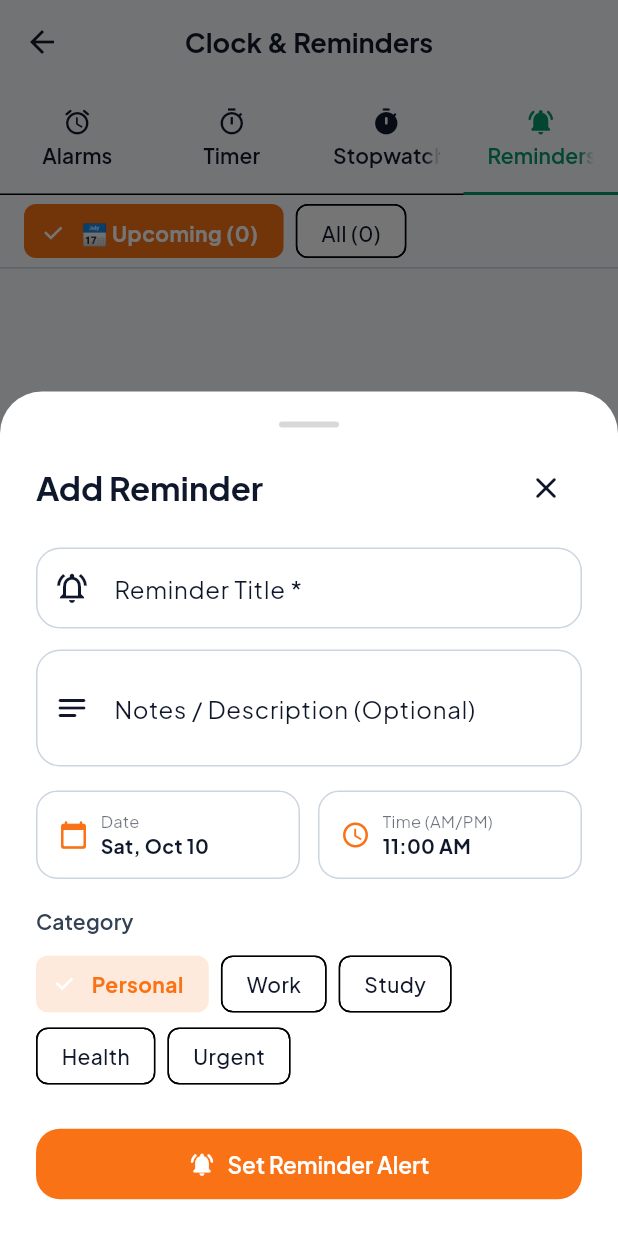
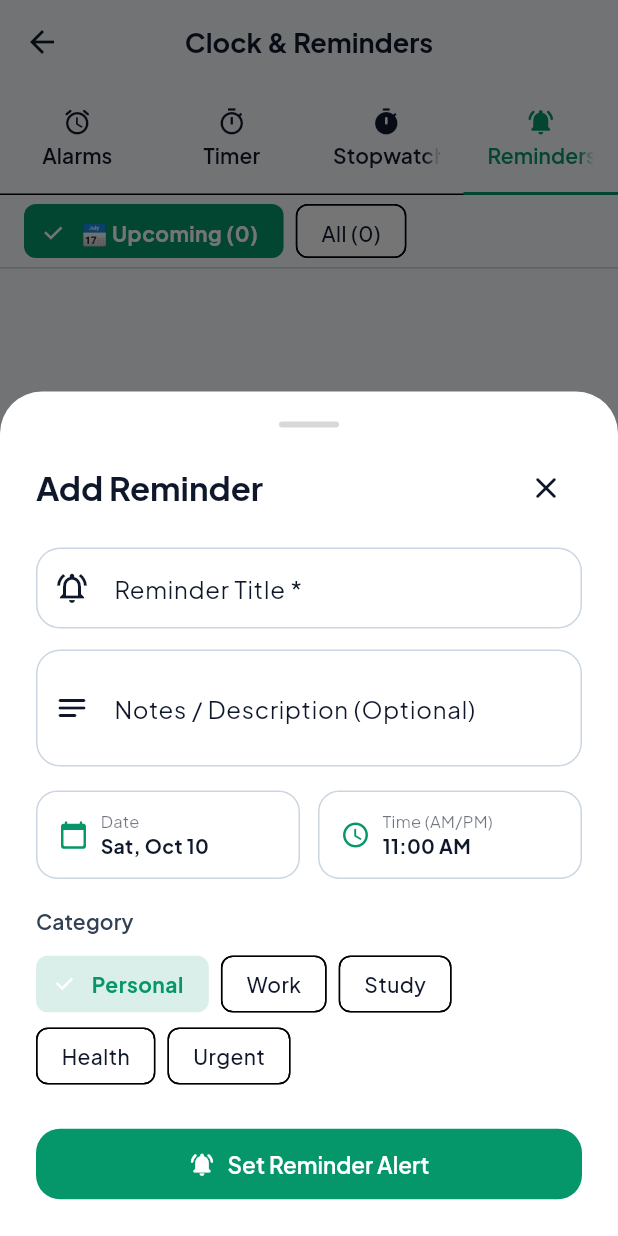
Before and after one commit to VIKASMS005/Personal-Development-App, a Flutter app: the AlarmScreen screen opened directly, tab 4 chosen, after a tap on "Add Reminder", on a phone screen of 412 x 824 dp. Run offline on Flutter 3.47's test engine with Material 3 defaults, Android fonts, the phone set to English and light mode, and no system bars; our stand-ins replace file_picker, flutter_animate, flutter_dotenv, flutter_local_notifications, google_fonts, google_generative_ai and 6 more; missing offline and left inert: flutter_ringtone_player, health; accounts and stored records are empty; network calls fail.

Commit message:
Minor UI fix
Co-Authored-By: Claude Opus 5.5 (1M context) <noreply@anthropic.com>
Claude-Session: https://claude.ai/code/session_01R4jnukYZdyH3PVMbzaj8Xq

```diff
--- a/lib/screens/alarm_screen.dart
+++ b/lib/screens/alarm_screen.dart
@@ -98,7 +98,7 @@ class _AlarmScreenState extends State<AlarmScreen>
   Widget? _buildFab(AuthProvider auth, ReminderProvider reminderProv, AlarmProvider alarmProv) {
     if (_tabController.index == 0) {
       return FloatingActionButton(
-        backgroundColor: AppColors.alarm,
+        backgroundColor: AppColors.primary,
         foregroundColor: Colors.white,
         tooltip: 'Add New Alarm',
         child: const Icon(Icons.alarm_add_rounded),
@@ -106,7 +106,7 @@ class _AlarmScreenState extends State<AlarmScreen>
       );
     } else if (_tabController.index == 3) {
       return FloatingActionButton(
-        backgroundColor: AppColors.alarm,
+        backgroundColor: AppColors.primary,
         foregroundColor: Colors.white,
         tooltip: 'Add New Reminder',
         child: const Icon(Icons.add_alert_rounded),
@@ -136,10 +136,10 @@ class _AlarmScreenState extends State<AlarmScreen>
               Container(
                 padding: const EdgeInsets.all(24),
                 decoration: BoxDecoration(
-                  color: AppColors.alarm.withValues(alpha: 0.12),
+                  color: AppColors.primary.withValues(alpha: 0.12),
                   shape: BoxShape.circle,
                 ),
-                child: const Icon(Icons.alarm_outlined, size: 52, color: AppColors.alarm),
+                child: const Icon(Icons.alarm_outlined, size: 52, color: AppColors.primary),
               ),
               const SizedBox(height: 16),
               Text(
@@ -159,7 +159,7 @@ class _AlarmScreenState extends State<AlarmScreen>
                 icon: const Icon(Icons.alarm_add_rounded),
                 label: const Text('Add Alarm'),
                 style: ElevatedButton.styleFrom(
-                  backgroundColor: AppColors.alarm,
+                  backgroundColor: AppColors.primary,
                   foregroundColor: Colors.white,
                 ),
                 onPressed: () => _showAlarmDialog(context, auth, alarmProv),
@@ -189,14 +189,14 @@ class _AlarmScreenState extends State<AlarmScreen>
                     Container(
                       padding: const EdgeInsets.all(10),
                       decoration: BoxDecoration(
-                        color: (alarm.isEnabled ? AppColors.alarm : theme.dividerColor)
+                        color: (alarm.isEnabled ? AppColors.primary : theme.dividerColor)
                             .withValues(alpha: 0.15),
                         shape: BoxShape.circle,
                       ),
                       child: Icon(
                         Icons.alarm_rounded,
                         color: alarm.isEnabled
-                            ? AppColors.alarm
+                            ? AppColors.primary
                             : theme.colorScheme.onSurface.withValues(alpha: 0.4),
                         size: 24,
                       ),
@@ -233,7 +233,7 @@ class _AlarmScreenState extends State<AlarmScreen>
                                   fontSize: 12,
                                   fontWeight: FontWeight.w700,
                                   color: alarm.isEnabled
-                                      ? AppColors.alarm
+                                      ? AppColors.primary
                                       : theme.colorScheme.onSurface.withValues(alpha: 0.5),
                                 ),
                               ),
@@ -260,7 +260,7 @@ class _AlarmScreenState extends State<AlarmScreen>
                           scale: 0.85,
                           child: Switch(
                             value: alarm.isEnabled,
-                            activeTrackColor: AppColors.alarm.withValues(alpha: 0.5),
+                            activeTrackColor: AppColors.primary.withValues(alpha: 0.5),
                             onChanged: (_) async {
                               await alarmProv.toggleAlarm(alarm);
                             },
@@ -414,14 +414,14 @@ class _AlarmScreenState extends State<AlarmScreen>
                       child: Container(
                         padding: const EdgeInsets.symmetric(vertical: 18, horizontal: 16),
                         decoration: BoxDecoration(
-                          color: AppColors.alarm.withValues(alpha: 0.1),
+                          color: AppColors.primary.withValues(alpha: 0.1),
                           borderRadius: BorderRadius.circular(16),
-                          border: Border.all(color: AppColors.alarm.withValues(alpha: 0.3)),
+                          border: Border.all(color: AppColors.primary.withValues(alpha: 0.3)),
                         ),
                         child: Row(
                           mainAxisAlignment: MainAxisAlignment.center,
                           children: [
-                            const Icon(Icons.access_time_rounded, color: AppColors.alarm, size: 28),
+                            const Icon(Icons.access_time_rounded, color: AppColors.primary, size: 28),
                             const SizedBox(width: 12),
                             Text(
                               AppTimePicker.format(modalCtx, selectedTime),
@@ -465,7 +465,7 @@ class _AlarmScreenState extends State<AlarmScreen>
                         return FilterChip(
                           label: Text(dayLabels[idx]),
                           selected: isSelected,
-                          selectedColor: AppColors.alarm,
+                          selectedColor: AppColors.primary,
                           labelStyle: TextStyle(
                             color: isSelected ? Colors.white : theme.colorScheme.onSurface,
                             fontWeight: isSelected ? FontWeight.w700 : FontWeight.w500,
@@ -516,7 +516,7 @@ class _AlarmScreenState extends State<AlarmScreen>
                       height: 50,
                       child: ElevatedButton.icon(
                         style: ElevatedButton.styleFrom(
-                          backgroundColor: AppColors.alarm,
+                          backgroundColor: AppColors.primary,
                           foregroundColor: Colors.white,
                           shape: RoundedRectangleBorder(borderRadius: BorderRadius.circular(16)),
                         ),
@@ -879,7 +879,7 @@ class _AlarmScreenState extends State<AlarmScreen>
             color: theme.colorScheme.surface,
             borderRadius: BorderRadius.circular(24),
             border: Border.all(
-              color: _stopwatch.isRunning ? AppColors.secondary : theme.dividerColor,
+              color: _stopwatch.isRunning ? AppColors.primary : theme.dividerColor,
               width: 2,
             ),
           ),
@@ -900,7 +900,7 @@ class _AlarmScreenState extends State<AlarmScreen>
           children: [
             ElevatedButton.icon(
               style: ElevatedButton.styleFrom(
-                backgroundColor: _stopwatch.isRunning ? AppColors.error : AppColors.secondary,
+                backgroundColor: _stopwatch.isRunning ? AppColors.error : AppColors.primary,
                 foregroundColor: Colors.white,
                 padding: const EdgeInsets.symmetric(horizontal: 24, vertical: 14),
               ),
@@ -967,7 +967,7 @@ class _AlarmScreenState extends State<AlarmScreen>
                                 fontFamily: 'monospace',
                                 fontSize: 16,
                                 fontWeight: FontWeight.w700,
-                                color: AppColors.secondary,
+                                color: AppColors.primary,
                               ),
                             ),
                           ],
@@ -1010,7 +1010,7 @@ class _AlarmScreenState extends State<AlarmScreen>
                 child: FilterChip(
                   label: Text(filterLabels[i]),
                   selected: isSelected,
-                  selectedColor: AppColors.alarm,
+                  selectedColor: AppColors.primary,
                   labelStyle: TextStyle(
                     color: isSelected ? Colors.white : null,
                     fontWeight: isSelected ? FontWeight.w700 : FontWeight.w500,
@@ -1036,13 +1036,13 @@ class _AlarmScreenState extends State<AlarmScreen>
                         Container(
                           padding: const EdgeInsets.all(20),
                           decoration: BoxDecoration(
-                            color: AppColors.alarm.withValues(alpha: 0.12),
+                            color: AppColors.primary.withValues(alpha: 0.12),
                             shape: BoxShape.circle,
                           ),
                           child: const Icon(
                             Icons.notifications_active_outlined,
                             size: 48,
-                            color: AppColors.alarm,
+                            color: AppColors.primary,
                           ),
                         ),
                         const SizedBox(height: 16),
@@ -1065,7 +1065,7 @@ class _AlarmScreenState extends State<AlarmScreen>
                           icon: const Icon(Icons.add_alert_rounded),
                           label: const Text('Add Reminder'),
                           style: ElevatedButton.styleFrom(
-                            backgroundColor: AppColors.alarm,
+                            backgroundColor: AppColors.primary,
                             foregroundColor: Colors.white,
                           ),
                           onPressed: () async {
@@ -1088,7 +1088,7 @@ class _AlarmScreenState extends State<AlarmScreen>
                     final isPast = r.dateTime.isBefore(DateTime.now()) && !r.isCompleted;
                     final isTask = r.id.startsWith('task_');
 
-                    Color catColor = AppColors.alarm;
+                    Color catColor = AppColors.primary;
                     IconData catIcon = Icons.notifications_active_rounded;
                     if (r.category == 'Work') {
                       catColor = AppColors.secondary;
@@ -1211,7 +1211,7 @@ class _AlarmScreenState extends State<AlarmScreen>
                                   Icon(
                                     Icons.access_time_rounded,
                                     size: 13,
-                                    color: isPast ? AppColors.error : AppColors.alarm,
+                                    color: isPast ? AppColors.error : AppColors.primary,
                                   ),
                                   const SizedBox(width: 4),
                                   Text(
--- a/lib/screens/forms/reminder_form.dart
+++ b/lib/screens/forms/reminder_form.dart
@@ -221,7 +221,7 @@ class _ReminderFormState extends State<ReminderForm> {
                         ),
                         child: Row(
                           children: [
-                            const Icon(Icons.calendar_today_rounded, color: AppColors.alarm, size: 20),
+                            const Icon(Icons.calendar_today_rounded, color: AppColors.primary, size: 20),
                             const SizedBox(width: 8),
                             Expanded(
                               child: Column(
@@ -263,7 +263,7 @@ class _ReminderFormState extends State<ReminderForm> {
                         ),
                         child: Row(
                           children: [
-                            const Icon(Icons.access_time_rounded, color: AppColors.alarm, size: 20),
+                            const Icon(Icons.access_time_rounded, color: AppColors.primary, size: 20),
                             const SizedBox(width: 8),
                             Expanded(
                               child: Column(
@@ -303,9 +303,9 @@ class _ReminderFormState extends State<ReminderForm> {
                   return ChoiceChip(
                     label: Text(cat),
                     selected: isSelected,
-                    selectedColor: AppColors.alarm.withValues(alpha: 0.15),
+                    selectedColor: AppColors.primary.withValues(alpha: 0.15),
                     labelStyle: TextStyle(
-                      color: isSelected ? AppColors.alarm : null,
+                      color: isSelected ? AppColors.primary : null,
                       fontWeight: isSelected ? FontWeight.w700 : FontWeight.w500,
                     ),
                     onSelected: (val) {
@@ -323,7 +323,7 @@ class _ReminderFormState extends State<ReminderForm> {
                   icon: const Icon(Icons.notifications_active_rounded),
                   label: Text(widget.initialReminder != null ? 'Update Reminder' : 'Set Reminder Alert'),
                   style: ElevatedButton.styleFrom(
-                    backgroundColor: AppColors.alarm,
+                    backgroundColor: AppColors.primary,
                     foregroundColor: Colors.white,
                     padding: const EdgeInsets.symmetric(vertical: 14),
                   ),
--- a/lib/screens/home_screen.dart
+++ b/lib/screens/home_screen.dart
@@ -591,8 +591,9 @@ class _HomeScreenState extends State<HomeScreen> with WidgetsBindingObserver {
                   Expanded(
                     child: _CompactModuleTile(
                       title: 'Finance & Budget',
-                      // This calendar year's spending, labelled with the year.
-                      subtitle: '${NumberFormat.currency(symbol: '₹', decimalDigits: 0).format(finance.expenseForYear(DateTime.now().year))} in ${DateTime.now().year}',
+                      // This calendar year's spending.
+                      subtitle: NumberFormat.currency(symbol: '₹', decimalDigits: 0)
+                          .format(finance.expenseForYear(DateTime.now().year)),
                       icon: Icons.account_balance_wallet_rounded,
                       color: AppColors.finance,
                       badgeText: finance.transactions.isNotEmpty ? 'Active' : '0',
```
